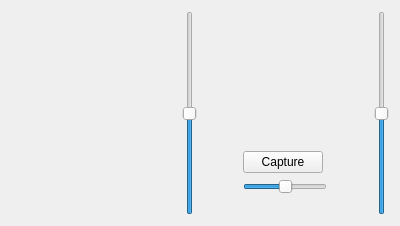
This is src/HelelaniCameraControl.ui in PISCES-HI/helelani_client as Qt 5 draws it before an edit. The edited form follows.
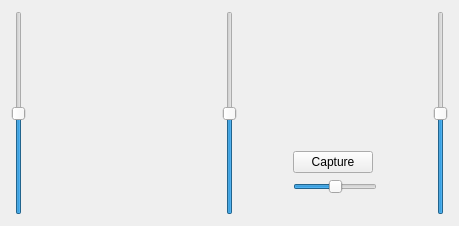
This is the edited form. Custom widgets are drawn as their Qt base class.

Commit message: Add LiDAR tilt control

The edit to the form file:
```diff
--- a/src/HelelaniCameraControl.ui
+++ b/src/HelelaniCameraControl.ui
@@ -6,7 +6,7 @@
    <rect>
     <x>0</x>
     <y>0</y>
-    <width>400</width>
+    <width>459</width>
     <height>226</height>
    </rect>
   </property>
@@ -14,6 +14,19 @@
    <string>Helelani Camera Control</string>
   </property>
   <layout class="QHBoxLayout" name="horizontalLayout">
+   <item>
+    <widget class="QSlider" name="lidarPitch">
+     <property name="minimum">
+      <number>-90</number>
+     </property>
+     <property name="maximum">
+      <number>90</number>
+     </property>
+     <property name="orientation">
+      <enum>Qt::Vertical</enum>
+     </property>
+    </widget>
+   </item>
    <item>
     <widget class="CameraControlWidget" name="leftHeading" native="true">
      <property name="sizePolicy">
```
The commit also changes 2 other files.
